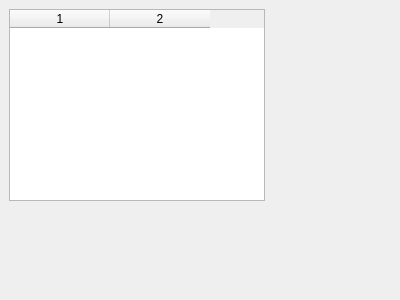
scygan/debugler, file src/DGLGui/ui/dglstateview.ui: the form before one commit.
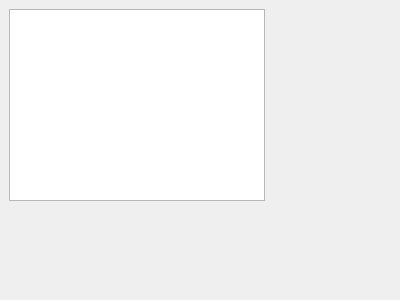
The form after the commit.

What changed in the file:
```diff
--- a/src/DGLGui/ui/dglstateview.ui
+++ b/src/DGLGui/ui/dglstateview.ui
@@ -13,19 +13,18 @@
   <property name="windowTitle">
    <string>OpenGL State</string>
   </property>
-   <widget class="QFrame" name="frame">
+  <widget class="QFrame" name="frame">
+   <property name="geometry">
+    <rect>
+     <x>0</x>
+     <y>0</y>
+     <width>274</width>
+     <height>210</height>
+    </rect>
+   </property>
    <layout class="QHBoxLayout" name="horizontalLayout">
     <item>
-     <widget class="QTableWidget" name="tableWidget">
-      <property name="columnCount">
-       <number>2</number>
-      </property>
-      <attribute name="verticalHeaderVisible">
-       <bool>false</bool>
-      </attribute>
-      <column/>
-      <column/>
-     </widget>
+     <widget class="QTreeView" name="treeView"/>
     </item>
    </layout>
   </widget>
```
